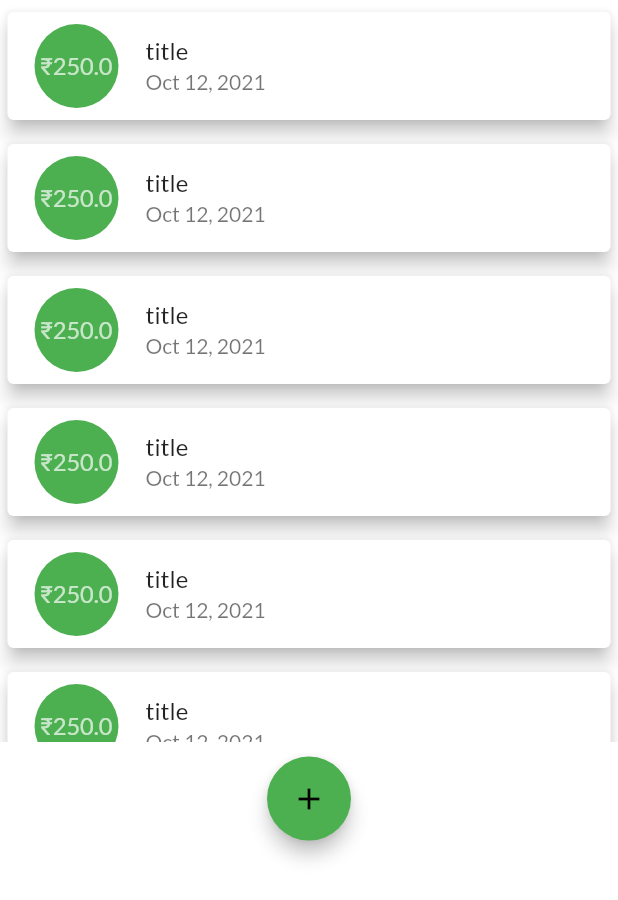
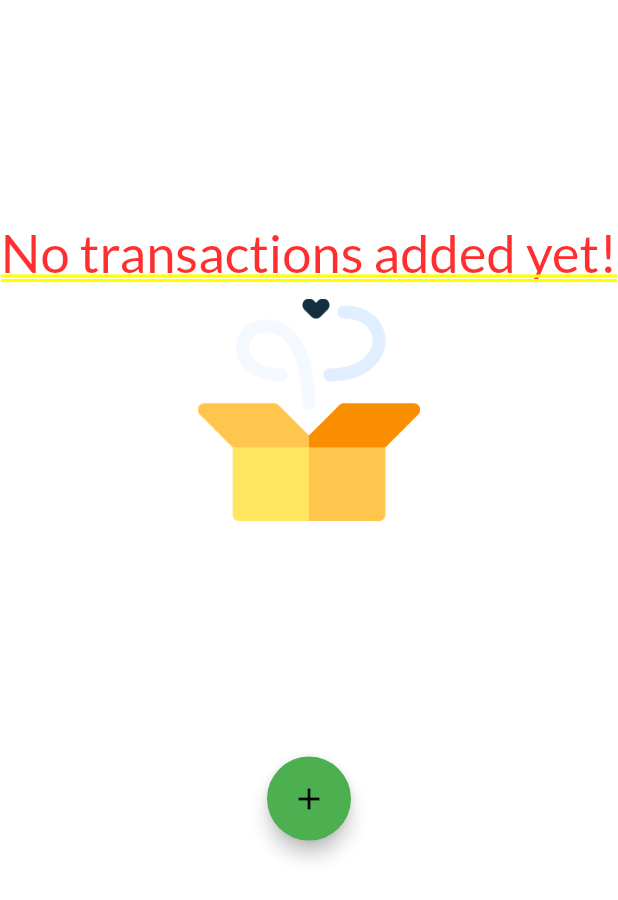
Before and after one commit to ArerehRaj/flutter_app_expensify, a Flutter app: the DailyTransactions screen opened by its route, on a phone screen of 412 x 824 dp. Shown: the top 900 px of the screen. Run offline on Flutter 3.47's test engine with Material 2 defaults, Android fonts, the phone set to English and light mode, and no system bars; our stand-ins replace shared_preferences; accounts and stored records are empty.

Commit message:
Functionality to add a new transaction on firebase working properly

```diff
--- a/lib/screens/daily_transactions.dart
+++ b/lib/screens/daily_transactions.dart
@@ -36,7 +36,7 @@ class _DailyTransactionsState extends State<DailyTransactions> {
 
   @override
   Widget build(BuildContext context) {
-    final transactionsData = Provider.of<Transactions>(context, listen: false);
+    final transactionsData = Provider.of<Transactions>(context);
     final deviceSize = MediaQuery.of(context).size;
 
     return Column(
@@ -45,7 +45,7 @@ class _DailyTransactionsState extends State<DailyTransactions> {
         Container(
           // child: transactionsData.getTransactions.isEmpty
           height: deviceSize.height * 0.6,
-          child: transactionsData.getTransactions.isNotEmpty
+          child: transactionsData.getTransactions.isEmpty
               ? Column(
                   mainAxisAlignment: MainAxisAlignment.center,
                   crossAxisAlignment: CrossAxisAlignment.center,
@@ -74,15 +74,16 @@ class _DailyTransactionsState extends State<DailyTransactions> {
               : ListView.builder(
                   itemBuilder: (ctx, index) {
                     return ti_widget.TransactionItem(
-                      transaction: TransactionItem(
-                        id: '1',
-                        title: 'title',
-                        amount: 250,
-                        date: DateTime.now(),
-                      ), //transactionsData.getTransactions[index],
+                      transaction: transactionsData.getTransactions[index],
+                      // TransactionItem(
+                      //   id: '1',
+                      //   title: 'title',
+                      //   amount: 250,
+                      //   date: DateTime.now(),
+                      // ), //transactionsData.getTransactions[index],
                     );
                   },
-                  itemCount: 10, //transactionsData.getTransactions.length,
+                  itemCount: transactionsData.getTransactions.length,
                 ),
         ),
         const SizedBox(
```
Also changed, not shown: lib/providers/transactions.dart (+26 -2 lines), lib/widgets/new_transaction_form.dart (+71 -7 lines).
